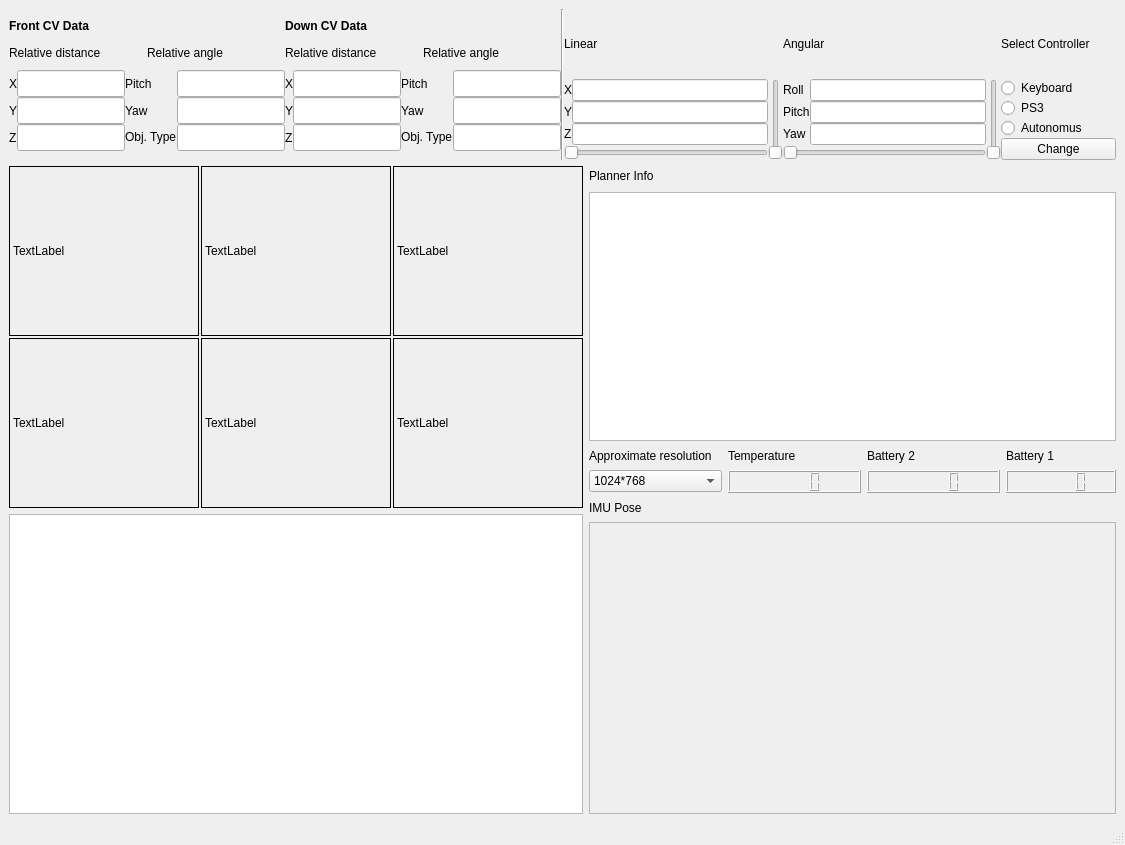
Qt form UI/QT design/no_imu_gr_resizable.ui (mcgill-robotics-archive/auv-2014) before a commit.
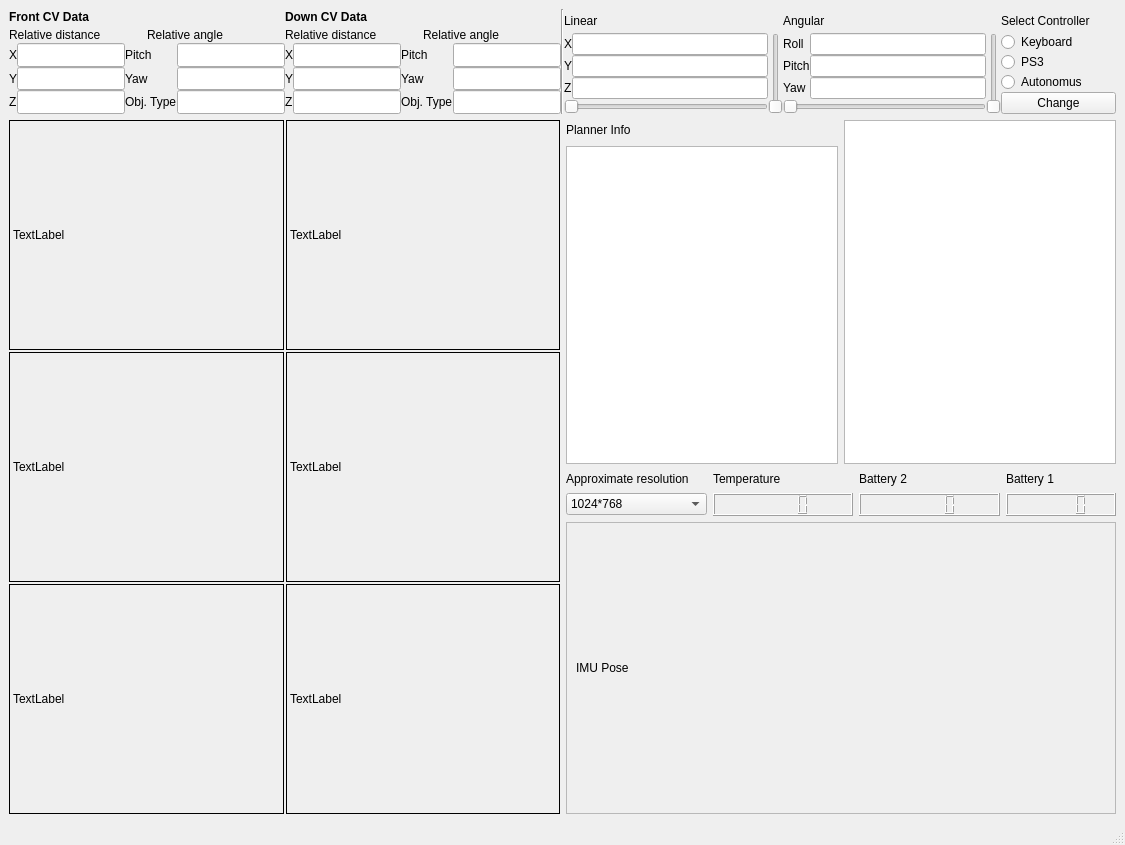
The same form after that commit. Icons and pictures are not drawn. Custom widgets are drawn as their Qt base class.

The edit to the form file:
```diff
--- a/UI/QT design/no_imu_gr_resizable.ui
+++ b/UI/QT design/no_imu_gr_resizable.ui
@@ -18,10 +18,10 @@
     <normaloff>:/Images/Only-Logo.png</normaloff>:/Images/Only-Logo.png</iconset>
   </property>
   <widget class="QWidget" name="centralwidget">
-   <layout class="QGridLayout" name="gridLayout_7">
-    <item row="0" column="0">
      <layout class="QGridLayout" name="gridLayout_4">
       <item row="0" column="0">
+     <layout class="QVBoxLayout" name="verticalLayout_6">
+      <item>
        <widget class="QFrame" name="frame_2">
         <property name="maximumSize">
          <size>
@@ -640,8 +640,8 @@
         </layout>
        </widget>
       </item>
-      <item row="1" column="0">
-       <layout class="QHBoxLayout" name="horizontalLayout_4">
+      <item>
+       <layout class="QHBoxLayout" name="horizontalLayout_5" stretch="1,1">
         <item>
          <layout class="QVBoxLayout" name="verticalLayout">
           <item>
@@ -653,14 +653,14 @@
              <widget class="QLabel" name="preLeft">
               <property name="minimumSize">
                <size>
-                <width>190</width>
-                <height>170</height>
+                <width>250</width>
+                <height>230</height>
                </size>
               </property>
               <property name="maximumSize">
                <size>
-                <width>190</width>
-                <height>170</height>
+                <width>500</width>
+                <height>450</height>
                </size>
               </property>
               <property name="frameShape">
@@ -674,18 +674,18 @@
               </property>
              </widget>
             </item>
-            <item row="0" column="1">
+            <item row="1" column="0">
              <widget class="QLabel" name="preRight">
               <property name="minimumSize">
                <size>
-                <width>190</width>
-                <height>170</height>
+                <width>250</width>
+                <height>230</height>
                </size>
               </property>
               <property name="maximumSize">
                <size>
-                <width>190</width>
-                <height>170</height>
+                <width>500</width>
+                <height>450</height>
                </size>
               </property>
               <property name="frameShape">
@@ -699,43 +699,43 @@
               </property>
              </widget>
             </item>
-            <item row="0" column="2">
-             <widget class="QLabel" name="preBottom">
-              <property name="minimumSize">
-               <size>
-                <width>190</width>
-                <height>170</height>
-               </size>
-              </property>
-              <property name="maximumSize">
-               <size>
-                <width>190</width>
-                <height>170</height>
-               </size>
-              </property>
-              <property name="frameShape">
-               <enum>QFrame::Box</enum>
-              </property>
-              <property name="text">
-               <string>TextLabel</string>
-              </property>
-              <property name="scaledContents">
-               <bool>true</bool>
-              </property>
-             </widget>
-            </item>
-            <item row="1" column="0">
+            <item row="0" column="1">
              <widget class="QLabel" name="postLeft">
               <property name="minimumSize">
                <size>
-                <width>190</width>
-                <height>170</height>
+                <width>250</width>
+                <height>230</height>
                </size>
               </property>
               <property name="maximumSize">
                <size>
-                <width>190</width>
-                <height>170</height>
+                <width>500</width>
+                <height>450</height>
+               </size>
+              </property>
+              <property name="frameShape">
+               <enum>QFrame::Box</enum>
+              </property>
+              <property name="text">
+               <string>TextLabel</string>
+              </property>
+              <property name="scaledContents">
+               <bool>true</bool>
+              </property>
+             </widget>
+            </item>
+            <item row="2" column="0">
+             <widget class="QLabel" name="preBottom">
+              <property name="minimumSize">
+               <size>
+                <width>250</width>
+                <height>230</height>
+               </size>
+              </property>
+              <property name="maximumSize">
+               <size>
+                <width>500</width>
+                <height>450</height>
                </size>
               </property>
               <property name="frameShape">
@@ -753,14 +753,14 @@
              <widget class="QLabel" name="postRight">
               <property name="minimumSize">
                <size>
-                <width>190</width>
-                <height>170</height>
+                <width>250</width>
+                <height>230</height>
                </size>
               </property>
               <property name="maximumSize">
                <size>
-                <width>190</width>
-                <height>170</height>
+                <width>500</width>
+                <height>450</height>
                </size>
               </property>
               <property name="frameShape">
@@ -774,18 +774,18 @@
               </property>
              </widget>
             </item>
-            <item row="1" column="2">
+            <item row="2" column="1">
              <widget class="QLabel" name="posBottom">
               <property name="minimumSize">
                <size>
-                <width>190</width>
-                <height>170</height>
+                <width>250</width>
+                <height>230</height>
                </size>
               </property>
               <property name="maximumSize">
                <size>
-                <width>190</width>
-                <height>170</height>
+                <width>500</width>
+                <height>450</height>
                </size>
               </property>
               <property name="frameShape">
@@ -801,27 +801,12 @@
             </item>
            </layout>
           </item>
-          <item>
-           <widget class="GraphicsLayoutWidget" name="imugraphics">
-            <property name="enabled">
-             <bool>true</bool>
-            </property>
-            <property name="minimumSize">
-             <size>
-              <width>0</width>
-              <height>0</height>
-             </size>
-            </property>
-            <property name="maximumSize">
-             <size>
-              <width>1920</width>
-              <height>980</height>
-             </size>
-            </property>
-           </widget>
-          </item>
          </layout>
         </item>
+        <item>
+         <layout class="QVBoxLayout" name="verticalLayout_4">
+          <item>
+           <layout class="QHBoxLayout" name="horizontalLayout_4">
         <item>
          <layout class="QVBoxLayout" name="verticalLayout_2">
           <item>
@@ -859,6 +844,29 @@
             </property>
            </widget>
           </item>
+             </layout>
+            </item>
+            <item>
+             <widget class="GraphicsLayoutWidget" name="imugraphics">
+              <property name="enabled">
+               <bool>true</bool>
+              </property>
+              <property name="minimumSize">
+               <size>
+                <width>0</width>
+                <height>0</height>
+               </size>
+              </property>
+              <property name="maximumSize">
+               <size>
+                <width>1920</width>
+                <height>980</height>
+               </size>
+              </property>
+             </widget>
+            </item>
+           </layout>
+          </item>
           <item>
            <layout class="QVBoxLayout" name="verticalLayout_5">
             <item>
@@ -944,19 +952,6 @@
             </item>
            </layout>
           </item>
-          <item>
-           <widget class="QLabel" name="label_4">
-            <property name="maximumSize">
-             <size>
-              <width>16777215</width>
-              <height>17</height>
-             </size>
-            </property>
-            <property name="text">
-             <string>IMU Pose</string>
-            </property>
-           </widget>
-          </item>
           <item>
            <widget class="QFrame" name="frame">
             <property name="minimumSize">
@@ -979,6 +974,19 @@
                </property>
               </layout>
              </item>
+             <item row="0" column="0">
+              <widget class="QLabel" name="label_4">
+               <property name="maximumSize">
+                <size>
+                 <width>16777215</width>
+                 <height>17</height>
+                </size>
+               </property>
+               <property name="text">
+                <string>IMU Pose</string>
+               </property>
+              </widget>
+             </item>
             </layout>
            </widget>
           </item>
```
Left out of the diff: 3 changed lines with no effect on the pictures. Lines whose indentation alone changed are shown as unchanged.
